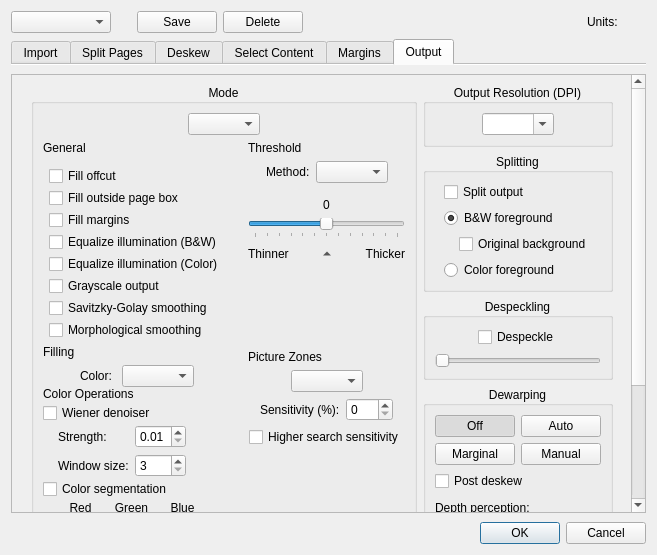
This is src/app/DefaultParamsDialog.ui in 2ndmax/scantailor-ocr as Qt 5 draws it before an edit. The edited form follows.
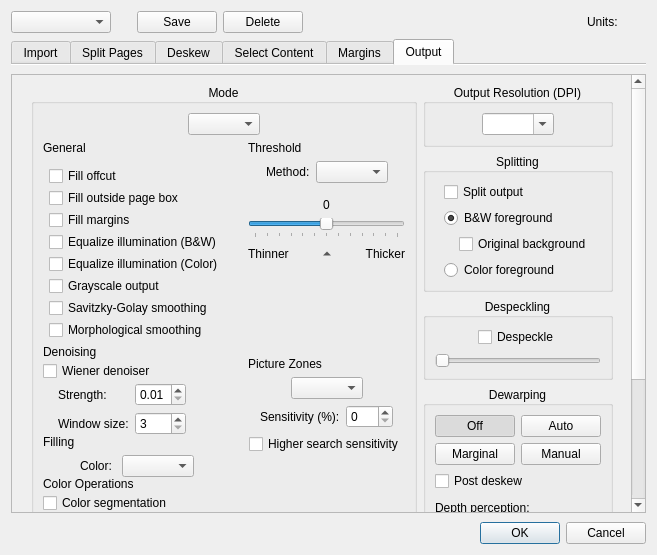
This is the edited form. The open tabs and pages were chosen to show the change. Icons and pictures are not drawn. Custom widgets are drawn as their Qt base class.

Commit message:
Denoising heading for the Wiener filter; PDF options margins
- The Wiener denoiser has its own heading, "Denoising", right after
  "General" in the Mode panel of the Output step and in the default
  parameters dialog, instead of being under "Color Operations": it
  reduces the noise of the image before all other processing, in every
  color mode.
- Create PDF: the options have the same margins as in the other steps,
  and "More languages ..." sits next to "Recognize text"; it can be used
  while text recognition is off.

Diff of the .ui file:
```diff
--- a/src/app/DefaultParamsDialog.ui
+++ b/src/app/DefaultParamsDialog.ui
@@ -2040,73 +2040,8 @@
                  </widget>
                 </item>
                 <item>
-                 <widget class="QWidget" name="fillingOptions" native="true">
-                  <layout class="QVBoxLayout" name="verticalLayout_18">
-                   <property name="leftMargin">
-                    <number>0</number>
-                   </property>
-                   <property name="topMargin">
-                    <number>0</number>
-                   </property>
-                   <property name="rightMargin">
-                    <number>0</number>
-                   </property>
-                   <property name="bottomMargin">
-                    <number>0</number>
-                   </property>
-                   <item>
-                    <widget class="SectionHeading" name="fillingOptionsHeading">
-                     <property name="text">
-                      <string>Filling</string>
-                     </property>
-                    </widget>
-                   </item>
-                   <item>
-                    <layout class="QHBoxLayout" name="horizontalLayout_23">
-                     <item>
-                      <spacer name="horizontalSpacer_43">
-                       <property name="orientation">
-                        <enum>Qt::Horizontal</enum>
-                       </property>
-                       <property name="sizeHint" stdset="0">
-                        <size>
-                         <width>1</width>
-                         <height>1</height>
-                        </size>
-                       </property>
-                      </spacer>
-                     </item>
-                     <item>
-                      <widget class="QLabel" name="fillingColorLabel">
-                       <property name="text">
-                        <string>Color: </string>
-                       </property>
-                      </widget>
-                     </item>
-                     <item>
-                      <widget class="QComboBox" name="fillingColorBox"/>
-                     </item>
-                     <item>
-                      <spacer name="horizontalSpacer_44">
-                       <property name="orientation">
-                        <enum>Qt::Horizontal</enum>
-                       </property>
-                       <property name="sizeHint" stdset="0">
-                        <size>
-                         <width>1</width>
-                         <height>1</height>
-                        </size>
-                       </property>
-                      </spacer>
-                     </item>
-                    </layout>
-                   </item>
-                  </layout>
-                 </widget>
-                </item>
-                <item>
-                 <widget class="QWidget" name="colorOperationsOptions" native="true">
-                  <layout class="QVBoxLayout" name="verticalLayout_31">
+                 <widget class="QWidget" name="denoisingOptions" native="true">
+                  <layout class="QVBoxLayout" name="denoisingOptionsLayout">
                    <property name="spacing">
                     <number>2</number>
                    </property>
@@ -2123,9 +2058,9 @@
                     <number>0</number>
                    </property>
                    <item>
-                    <widget class="SectionHeading" name="colorOperationsHeading">
+                    <widget class="SectionHeading" name="denoisingHeading">
                      <property name="text">
-                      <string>Color Operations</string>
+                      <string>Denoising</string>
                      </property>
                     </widget>
                    </item>
@@ -2227,6 +2162,99 @@
                        </spacer>
                       </item>
                      </layout>
+                    </widget>
+                   </item>
+                  </layout>
+                 </widget>
+                </item>
+                <item>
+                 <widget class="QWidget" name="fillingOptions" native="true">
+                  <layout class="QVBoxLayout" name="verticalLayout_18">
+                   <property name="leftMargin">
+                    <number>0</number>
+                   </property>
+                   <property name="topMargin">
+                    <number>0</number>
+                   </property>
+                   <property name="rightMargin">
+                    <number>0</number>
+                   </property>
+                   <property name="bottomMargin">
+                    <number>0</number>
+                   </property>
+                   <item>
+                    <widget class="SectionHeading" name="fillingOptionsHeading">
+                     <property name="text">
+                      <string>Filling</string>
+                     </property>
+                    </widget>
+                   </item>
+                   <item>
+                    <layout class="QHBoxLayout" name="horizontalLayout_23">
+                     <item>
+                      <spacer name="horizontalSpacer_43">
+                       <property name="orientation">
+                        <enum>Qt::Horizontal</enum>
+                       </property>
+                       <property name="sizeHint" stdset="0">
+                        <size>
+                         <width>1</width>
+                         <height>1</height>
+                        </size>
+                       </property>
+                      </spacer>
+                     </item>
+                     <item>
+                      <widget class="QLabel" name="fillingColorLabel">
+                       <property name="text">
+                        <string>Color: </string>
+                       </property>
+                      </widget>
+                     </item>
+                     <item>
+                      <widget class="QComboBox" name="fillingColorBox"/>
+                     </item>
+                     <item>
+                      <spacer name="horizontalSpacer_44">
+                       <property name="orientation">
+                        <enum>Qt::Horizontal</enum>
+                       </property>
+                       <property name="sizeHint" stdset="0">
+                        <size>
+                         <width>1</width>
+                         <height>1</height>
+                        </size>
+                       </property>
+                      </spacer>
+                     </item>
+                    </layout>
+                   </item>
+                  </layout>
+                 </widget>
+                </item>
+                <item>
+                 <widget class="QWidget" name="colorOperationsOptions" native="true">
+                  <layout class="QVBoxLayout" name="verticalLayout_31">
+                   <property name="spacing">
+                    <number>2</number>
+                   </property>
+                   <property name="leftMargin">
+                    <number>0</number>
+                   </property>
+                   <property name="topMargin">
+                    <number>0</number>
+                   </property>
+                   <property name="rightMargin">
+                    <number>0</number>
+                   </property>
+                   <property name="bottomMargin">
+                    <number>0</number>
+                   </property>
+                   <item>
+                    <widget class="SectionHeading" name="colorOperationsHeading">
+                     <property name="text">
+                      <string>Color Operations</string>
+                     </property>
                     </widget>
                    </item>
                    <item>
```
The commit also changes 11 other files.
